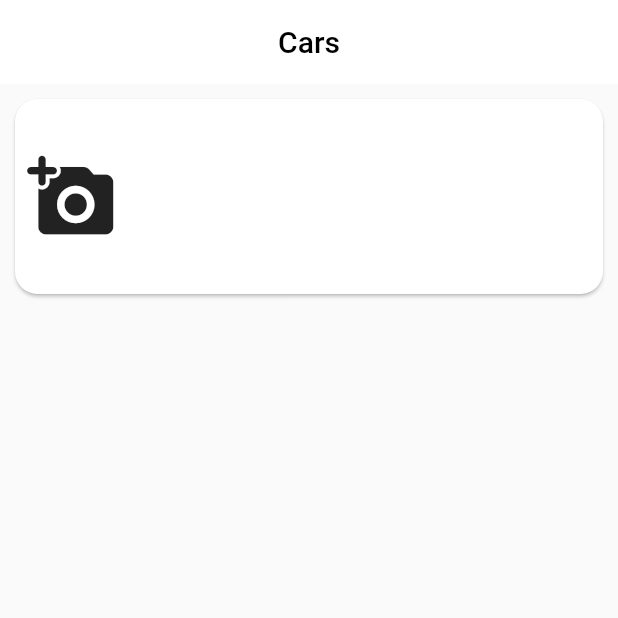
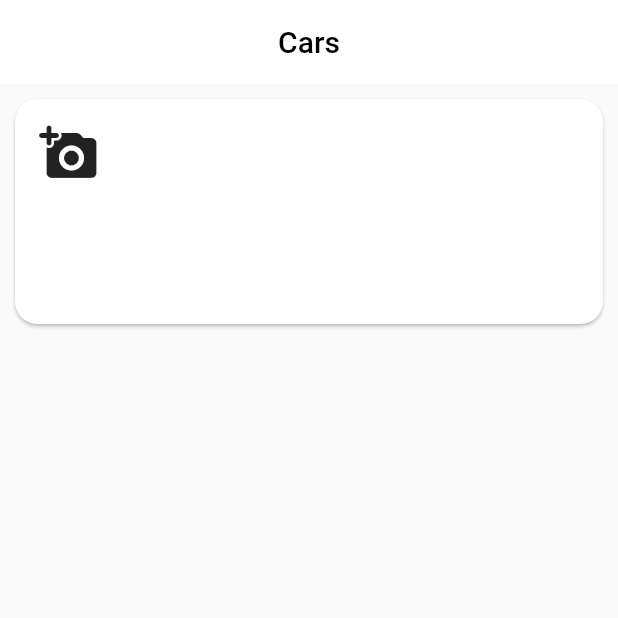
Before and after one commit to prasadarbad/olx_app_clone, a Flutter app: the screen it shows after launch, after a tap on the "add a photo" icon, on a phone screen of 412 x 824 dp, the top half of it. Run offline on Flutter 3.47's test engine with Material 2 defaults, Android fonts, the phone set to English and light mode, and no system bars; our stand-ins replace carousel_slider, image_picker.

Commit message:
image picker added
now user can add images of the product

```diff
--- a/lib/screens/add_car_advertise.dart
+++ b/lib/screens/add_car_advertise.dart
@@ -1,4 +1,9 @@
 import 'package:flutter/material.dart';
+import 'package:flutter/rendering.dart';
+import 'package:image_picker/image_picker.dart';
+import 'dart:io';
+
+import 'package:olx_app_clone/widgets/olx_image_picker.dart';
 
 class AddCarAdvertisement extends StatefulWidget {
   const AddCarAdvertisement({Key? key}) : super(key: key);
@@ -20,28 +25,7 @@ class _AddCarAdvertisementState extends State<AddCarAdvertisement> {
       body: SingleChildScrollView(
         child: Form(
           child: Column(
-            children: [
-              Container(
-                height: 150,
-                width: double.infinity,
-                child: Card(
-                  elevation: 1,
-                  shape: RoundedRectangleBorder(
-                    borderRadius: BorderRadius.circular(15.0),
-                  ),
-                  margin: const EdgeInsets.all(10),
-                  semanticContainer: true,
-                  shadowColor: Colors.black,
-                  child: IconButton(
-                      alignment: Alignment.centerLeft,
-                      onPressed: () {},
-                      icon: const Icon(
-                        Icons.add_a_photo_rounded,
-                        size: 60,
-                      )),
-                ),
-              ),
-            ],
+            children: [OlxImagePicker()],
           ),
         ),
       ),
--- /dev/null
+++ b/lib/widgets/olx_image_picker.dart
@@ -0,0 +1,136 @@
+import 'package:flutter/material.dart';
+import 'dart:io';
+import 'package:image_picker/image_picker.dart';
+
+class OlxImagePicker extends StatefulWidget {
+  const OlxImagePicker({Key? key}) : super(key: key);
+
+  @override
+  State<OlxImagePicker> createState() => _OlxImagePickerState();
+}
+
+class _OlxImagePickerState extends State<OlxImagePicker> {
+  File? _pickedImage;
+  final List<File> _imageList = [];
+  void pickimage() async {
+    final picker = await ImagePicker();
+    final pickedImage = await picker.pickImage(
+      source: ImageSource.camera,
+      imageQuality: 50,
+      maxWidth: 150,
+    );
+
+    final pickedImageFile = File(pickedImage!.path);
+
+    setState(() {
+      _pickedImage = pickedImageFile as File;
+    });
+    if (_pickedImage!.path.isNotEmpty) {
+      _imageList.add(_pickedImage as File);
+    }
+  }
+
+  @override
+  Widget build(BuildContext context) {
+    return Container(
+      height: 170,
+      width: double.infinity,
+      child: Card(
+        elevation: 1,
+        shape: RoundedRectangleBorder(
+          borderRadius: BorderRadius.circular(15.0),
+        ),
+        margin: const EdgeInsets.all(10),
+        semanticContainer: true,
+        shadowColor: Colors.black,
+        child: Padding(
+          padding: const EdgeInsets.all(8.0),
+          child: Column(
+            children: [
+              Row(
+                crossAxisAlignment: CrossAxisAlignment.start,
+                mainAxisAlignment: MainAxisAlignment.spaceBetween,
+                children: [
+                  IconButton(
+                    alignment: Alignment.centerLeft,
+                    onPressed: pickimage,
+                    icon: const Icon(
+                      Icons.add_a_photo_rounded,
+                      size: 40,
+                    ),
+                  ),
+                  Container(
+                    height: 70,
+                    width: 60,
+                    decoration: BoxDecoration(
+                      borderRadius: BorderRadius.circular(20),
+                    ),
+                    child: _pickedImage != null && _imageList != null
+                        ? Image.file(File(_imageList[1].path))
+                        : null,
+                  ),
+                  Container(
+                    height: 70,
+                    width: 60,
+                    decoration: BoxDecoration(
+                      borderRadius: BorderRadius.circular(40),
+                    ),
+                    child: _pickedImage != null && _imageList != null
+                        ? Image.file(File(_imageList[0].path))
+                        : null,
+                  ),
+                  Container(
+                    height: 70,
+                    width: 60,
+                    decoration: BoxDecoration(
+                      borderRadius: BorderRadius.circular(20),
+                    ),
+                    child: _pickedImage != null && _imageList != null
+                        ? Image.file(File(_imageList[0].path))
+                        : null,
+                  ),
+                ],
+              ),
+              Row(
+                crossAxisAlignment: CrossAxisAlignment.start,
+                mainAxisAlignment: MainAxisAlignment.spaceBetween,
+                children: [
+                  Container(
+                    height: 60,
+                    width: 50,
+                    decoration: BoxDecoration(
+                      borderRadius: BorderRadius.circular(20),
+                    ),
+                    child: _pickedImage != null && _imageList != null
+                        ? Image.file(File(_imageList[0].path))
+                        : null,
+                  ),
+                  Container(
+                    height: 60,
+                    width: 50,
+                    decoration: BoxDecoration(
+                      borderRadius: BorderRadius.circular(40),
+                    ),
+                    child: _pickedImage != null && _imageList != null
+                        ? Image.file(File(_imageList[0].path))
+                        : null,
+                  ),
+                  Container(
+                    height: 60,
+                    width: 50,
+                    decoration: BoxDecoration(
+                      borderRadius: BorderRadius.circular(20),
+                    ),
+                    child: _pickedImage != null && _imageList != null
+                        ? Image.file(File(_imageList[0].path))
+                        : null,
+                  ),
+                ],
+              ),
+            ],
+          ),
+        ),
+      ),
+    );
+  }
+}
--- a/pubspec.yaml
+++ b/pubspec.yaml
@@ -35,6 +35,7 @@ dependencies:
   # Use with the CupertinoIcons class for iOS style icons.
   cupertino_icons: ^1.0.2
   carousel_slider: ^4.0.0
+  image_picker: ^0.8.5
 
 dev_dependencies:
   flutter_test:
```
Also changed, not shown: pubspec.lock.
